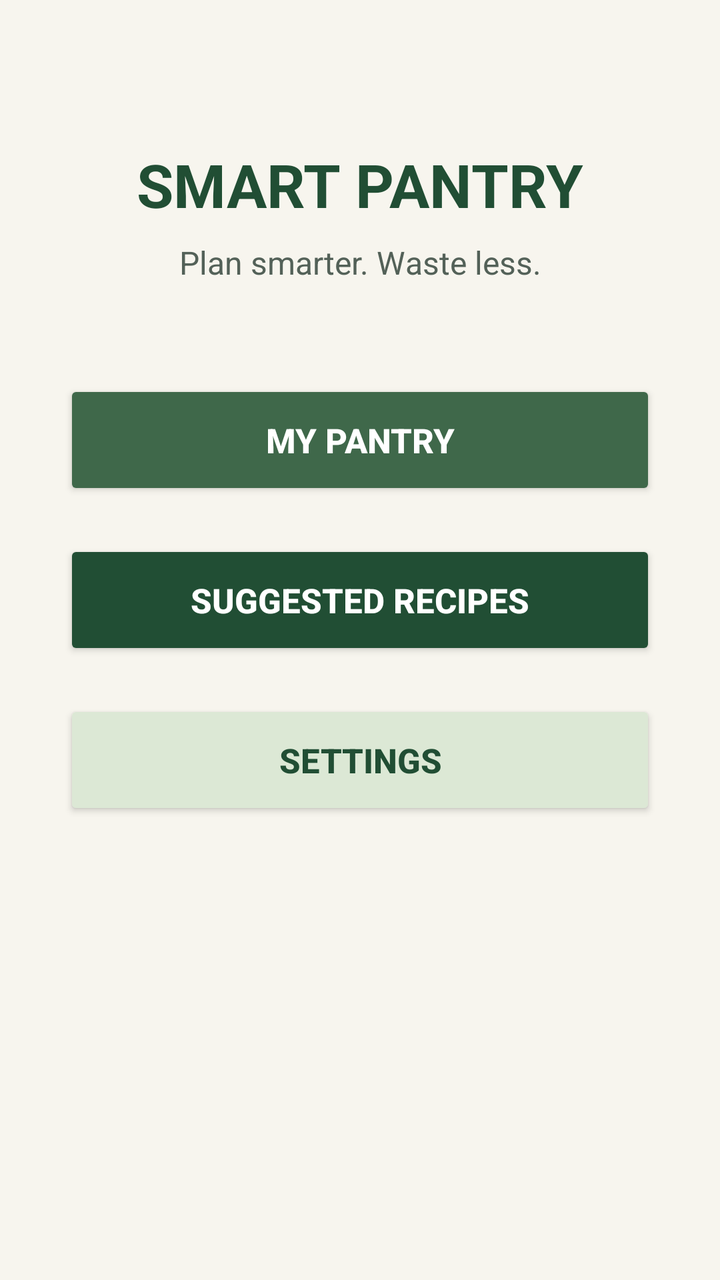
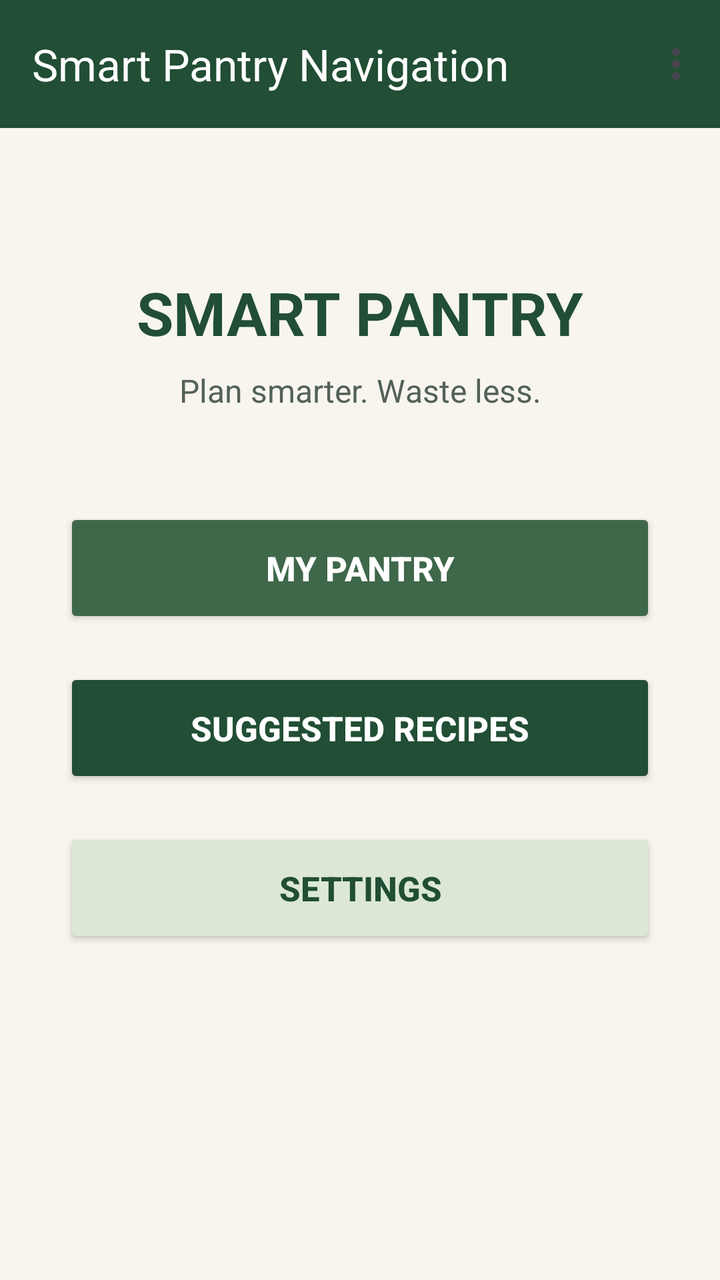

Screens rendered from an Android XML layout before and after an edit, with the pre-edit source and the edit as a unified diff.
<!-- AndroidManifest.xml: application theme Theme.SmartPantryManager -->
<!-- res/layout/activity_main.xml -->
<?xml version="1.0" encoding="utf-8"?>
<androidx.constraintlayout.widget.ConstraintLayout xmlns:android="http://schemas.android.com/apk/res/android"
    xmlns:app="http://schemas.android.com/apk/res-auto"
    xmlns:tools="http://schemas.android.com/tools"
    android:id="@+id/main"
    android:layout_width="match_parent"
    android:layout_height="match_parent"
    android:background="@color/pantry_cream"
    tools:context=".MainActivity">

    <TextView
        android:id="@+id/textHomeTitle"
        android:layout_width="wrap_content"
        android:layout_height="wrap_content"
        android:text="@string/home_title"
        android:textColor="@color/pantry_dark_green"
        android:textSize="30sp"
        android:textStyle="bold"
        app:layout_constraintEnd_toEndOf="parent"
        app:layout_constraintStart_toStartOf="parent"
        android:layout_marginTop="72dp"
        app:layout_constraintTop_toTopOf="parent"


    />
    <TextView
        android:id="@+id/textHomeSubtitle"
        android:layout_width="wrap_content"
        android:layout_height="wrap_content"
        android:layout_marginTop="8dp"
        android:text="@string/home_subtitle"
        android:textColor="@color/pantry_muted_text"
        android:textSize="16sp"
        app:layout_constraintEnd_toEndOf="parent"
        app:layout_constraintStart_toStartOf="parent"
        app:layout_constraintTop_toBottomOf="@id/textHomeTitle"

        />

    <Button
        android:id="@+id/buttonMyPantry"
        android:layout_width="0dp"
        android:layout_height="60dp"
        android:layout_marginStart="32dp"
        android:layout_marginTop="48dp"
        android:layout_marginEnd="32dp"
        android:text="@string/my_pantry"
        android:textColor="@color/white"
        android:textSize="17sp"
        android:textStyle="bold"
        android:backgroundTint="@color/pantry_green"
        app:layout_constraintWidth_max="360dp"
        app:layout_constraintEnd_toEndOf="parent"
        app:layout_constraintStart_toStartOf="parent"
        app:layout_constraintTop_toBottomOf="@id/textHomeSubtitle"
        />

    <Button
        android:id="@+id/buttonSuggestedRecipes"
        android:layout_width="0dp"
        android:layout_height="60dp"
        android:layout_marginStart="32dp"
        android:layout_marginTop="20dp"
        android:layout_marginEnd="32dp"
        android:text="@string/suggested_recipes"
        android:textColor="@color/white"
        android:textSize="17sp"
        android:textStyle="bold"
        android:backgroundTint="@color/pantry_dark_green"
        app:layout_constraintWidth_max="360dp"
        app:layout_constraintEnd_toEndOf="parent"
        app:layout_constraintStart_toStartOf="parent"
        app:layout_constraintTop_toBottomOf="@id/buttonMyPantry"
        />

    <Button
        android:id="@+id/buttonSettings"
        android:layout_width="0dp"
        android:layout_height="60dp"
        android:layout_marginStart="32dp"
        android:layout_marginTop="20dp"
        android:layout_marginEnd="32dp"
        android:text="@string/settings"
        android:textColor="@color/pantry_dark_green"
        android:textSize="17sp"
        android:textStyle="bold"
        android:backgroundTint="@color/pantry_light_green"
        app:layout_constraintWidth_max="360dp"
        app:layout_constraintEnd_toEndOf="parent"
        app:layout_constraintStart_toStartOf="parent"
        app:layout_constraintTop_toBottomOf="@id/buttonSuggestedRecipes"
        />



</androidx.constraintlayout.widget.ConstraintLayout>
<!-- resources referenced by this layout -->
<resources>
  <color name="pantry_cream">#F7F5EE</color>
  <color name="pantry_dark_green">#214E34</color>
  <color name="pantry_green">#3F684A</color>
  <color name="pantry_light_green">#DCE8D5</color>
  <color name="pantry_muted_text">#536158</color>
  <color name="white">#FFFFFFFF</color>
  <string name="home_subtitle">Plan smarter. Waste less.</string>
  <string name="home_title">SMART PANTRY</string>
  <string name="my_pantry">My Pantry</string>
  <string name="settings">Settings</string>
  <string name="suggested_recipes">Suggested Recipes</string>
  <style name="Theme.SmartPantryManager" parent="Base.Theme.SmartPantryManager" />
  <style name="Base.Theme.SmartPantryManager" parent="Theme.Material3.DayNight.NoActionBar">
          
          
      </style>
</resources>

<!-- the commit's change to res/layout/activity_main.xml (unified diff, before → after) -->
@@ -8,6 +8,20 @@
     android:background="@color/pantry_cream"
     tools:context=".MainActivity">
 
+    <com.google.android.material.appbar.MaterialToolbar
+        android:id="@+id/mainToolbar"
+        android:layout_width="0dp"
+        android:layout_height="wrap_content"
+        android:background="@color/pantry_dark_green"
+        android:minHeight="?attr/actionBarSize"
+        app:title="Smart Pantry Navigation"
+        app:titleTextColor="@color/white"
+        app:menu="@menu/main_menu"
+        app:layout_constraintStart_toStartOf="parent"
+        app:layout_constraintEnd_toEndOf="parent"
+        app:layout_constraintTop_toTopOf="parent"
+
+        />
     <TextView
         android:id="@+id/textHomeTitle"
         android:layout_width="wrap_content"
@@ -19,7 +33,7 @@
         app:layout_constraintEnd_toEndOf="parent"
         app:layout_constraintStart_toStartOf="parent"
         android:layout_marginTop="72dp"
-        app:layout_constraintTop_toTopOf="parent"
+        app:layout_constraintTop_toBottomOf="@id/mainToolbar"
 
 
     />
